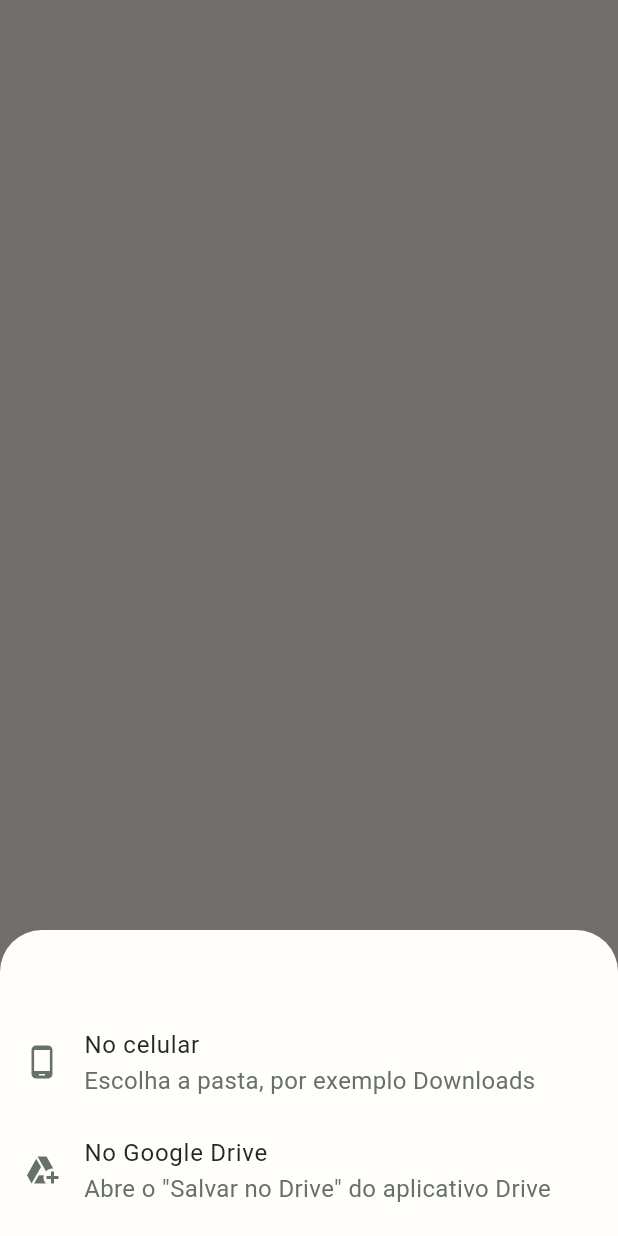
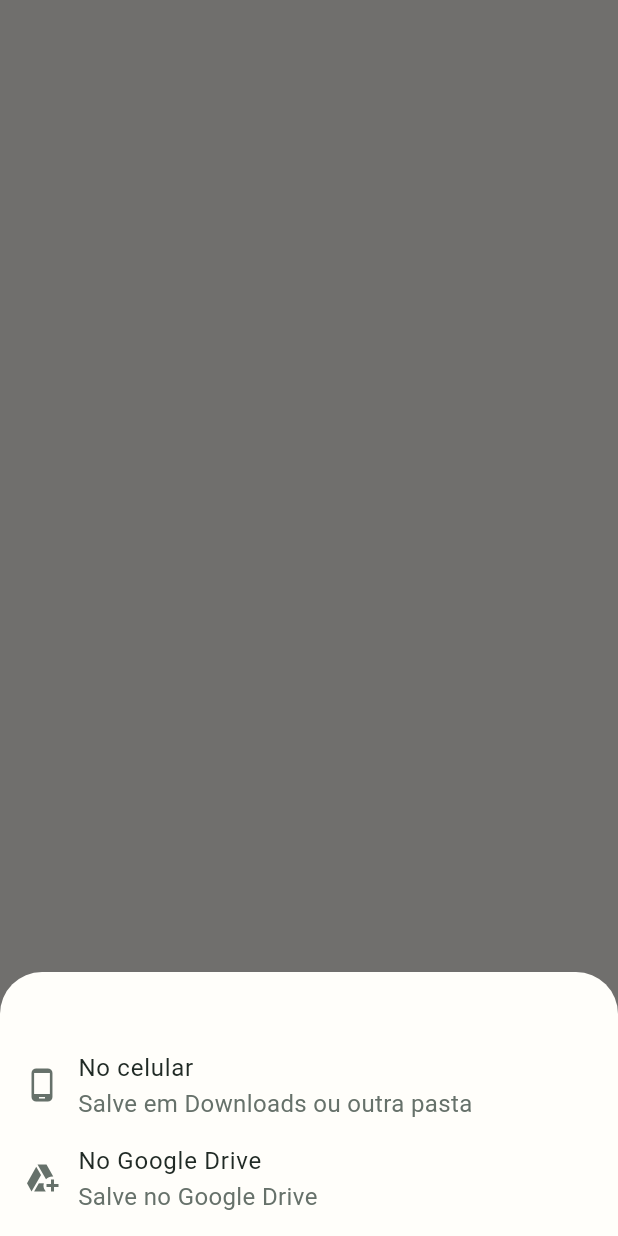
Before and after one commit to pietrocosentino/FinancaFacil, a Flutter app: what showSaveLocationSheet() shows on an empty page, opened directly with empty values, on a phone screen of 412 x 824 dp. Run offline on Flutter 3.47's test engine with Material 3 defaults, Android fonts, the phone set to English and light mode, and no system bars; our stand-ins replace app_links, file_picker, flutter_local_notifications, flutter_timezone, image_picker, shared_preferences and 2 more; accounts and stored records are empty.

Commit message:
bug da faixa amarela corrigida

```diff
--- a/flutter_project/lib/features/auth/presentation/screens/auth_gate.dart
+++ b/flutter_project/lib/features/auth/presentation/screens/auth_gate.dart
@@ -102,7 +102,11 @@ class _AuthGateState extends State<AuthGate> with WidgetsBindingObserver {
 
   @override
   void didChangeAppLifecycleState(AppLifecycleState state) {
-    if (!DevicePreferences.biometricsEnabled.value || _userId == null) return;
+    if (!DevicePreferences.biometricsEnabled.value ||
+        _userId == null ||
+        DevicePreferences.externalFlowInProgress) {
+      return;
+    }
     if (state == AppLifecycleState.paused ||
         state == AppLifecycleState.hidden) {
       if (!_authenticating) {
--- a/flutter_project/lib/shared/widgets/file_location_sheet.dart
+++ b/flutter_project/lib/shared/widgets/file_location_sheet.dart
@@ -8,41 +8,30 @@ Future<FileLocation?> showSaveLocationSheet(
   required String title,
 }) => showModalBottomSheet<FileLocation>(
   context: context,
-  isScrollControlled: true,
   builder: (context) => SafeArea(
-    child: ConstrainedBox(
-      constraints: BoxConstraints(
-        maxHeight: MediaQuery.sizeOf(context).height * 0.8,
-      ),
-      child: SingleChildScrollView(
-        padding: const EdgeInsets.only(bottom: 8),
     child: Column(
       mainAxisSize: MainAxisSize.min,
       children: [
         Padding(
-              padding: const EdgeInsets.fromLTRB(24, 20, 24, 8),
-              child: Text(
-                title,
-                style: Theme.of(context).textTheme.titleMedium,
-              ),
+          padding: const EdgeInsets.fromLTRB(24, 16, 24, 4),
+          child: Text(title, style: Theme.of(context).textTheme.titleMedium),
         ),
         ListTile(
+          visualDensity: VisualDensity.compact,
           leading: const Icon(Icons.phone_android),
           title: Text(FileLocation.device.saveLabel),
-              subtitle: const Text('Escolha a pasta, por exemplo Downloads'),
+          subtitle: const Text('Salve em Downloads ou outra pasta'),
           onTap: () => Navigator.pop(context, FileLocation.device),
         ),
         ListTile(
+          visualDensity: VisualDensity.compact,
           leading: const Icon(Icons.add_to_drive_outlined),
           title: Text(FileLocation.drive.saveLabel),
-              subtitle: const Text(
-                'Abre o "Salvar no Drive" do aplicativo Drive',
-              ),
+          subtitle: const Text('Salve no Google Drive'),
           onTap: () => Navigator.pop(context, FileLocation.drive),
         ),
+        const SizedBox(height: 8),
       ],
     ),
   ),
-    ),
-  ),
 );
```
Also changed, not shown: flutter_project/lib/core/services/device_preferences.dart (+12 -0 lines), flutter_project/lib/features/imports/data/import_file_gateway.dart (+12 -5 lines), 1 other file. Lines whose indentation alone changed are shown as unchanged.
